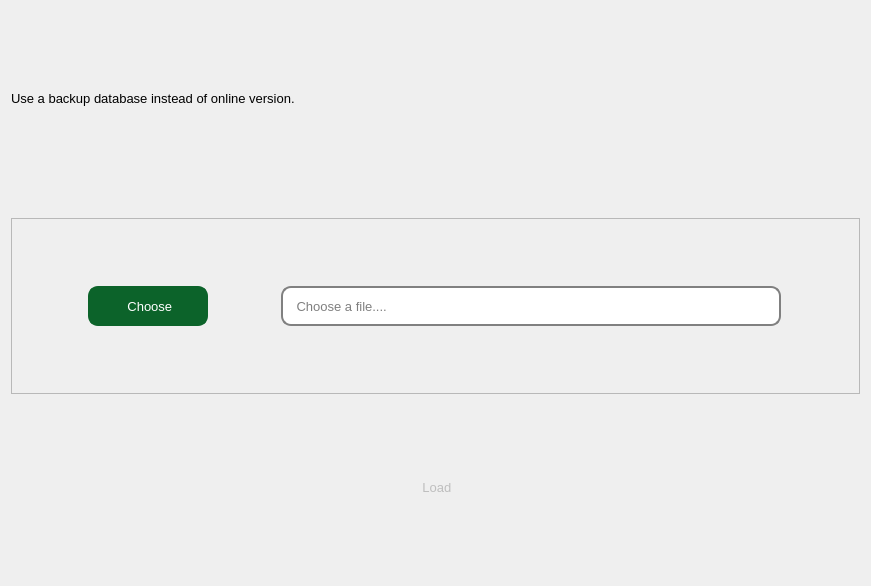
This is _config.ui in i0nsec/iFirmware-Toolkit as Qt 5 draws it before an edit. The edited form follows.
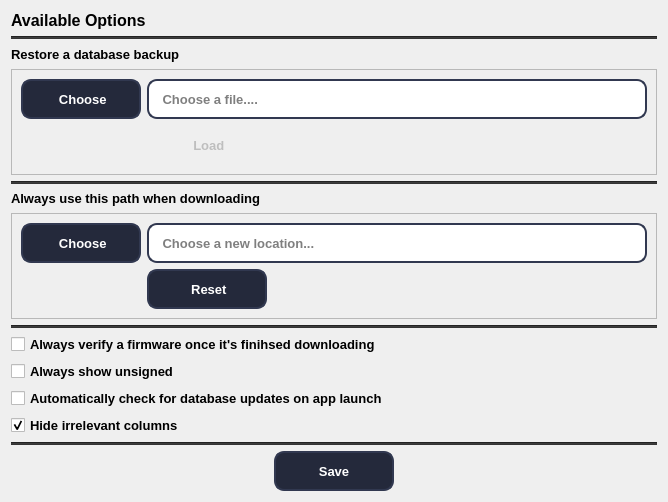
This is the edited form. Icons and pictures are not drawn.

Commit message: UI changes and other major fixes

```diff
--- a/_config.ui
+++ b/_config.ui
@@ -6,8 +6,8 @@
    <rect>
     <x>0</x>
     <y>0</y>
-    <width>871</width>
-    <height>586</height>
+    <width>664</width>
+    <height>502</height>
    </rect>
   </property>
   <property name="font">
@@ -29,30 +29,97 @@
 QToolTip { color: #fff; background-color: #000; border: none; }</string>
   </property>
   <layout class="QGridLayout" name="gridLayout_2">
-   <item row="0" column="0">
-    <widget class="QLabel" name="header">
-     <property name="font">
-      <font>
-       <pointsize>10</pointsize>
-      </font>
-     </property>
-     <property name="text">
-      <string>Use a backup database instead of online version.</string>
-     </property>
-    </widget>
-   </item>
    <item row="1" column="0">
-    <widget class="QLabel" name="validate">
+    <widget class="Line" name="line_5">
      <property name="minimumSize">
       <size>
        <width>0</width>
-       <height>20</height>
+       <height>2</height>
+      </size>
+     </property>
+     <property name="font">
+      <font>
+       <bold>true</bold>
+      </font>
+     </property>
+     <property name="styleSheet">
+      <string notr="true">background-color: rgb(52, 52, 52);</string>
+     </property>
+     <property name="orientation">
+      <enum>Qt::Horizontal</enum>
+     </property>
+    </widget>
+   </item>
+   <item row="5" column="0">
+    <widget class="Line" name="line_2">
+     <property name="minimumSize">
+      <size>
+       <width>0</width>
+       <height>2</height>
+      </size>
+     </property>
+     <property name="font">
+      <font>
+       <bold>true</bold>
+      </font>
+     </property>
+     <property name="styleSheet">
+      <string notr="true">background-color: rgb(52, 52, 52);</string>
+     </property>
+     <property name="orientation">
+      <enum>Qt::Horizontal</enum>
+     </property>
+    </widget>
+   </item>
+   <item row="0" column="0">
+    <widget class="QLabel" name="label">
+     <property name="font">
+      <font>
+       <pointsize>12</pointsize>
+       <bold>true</bold>
+      </font>
+     </property>
+     <property name="text">
+      <string>Available Options</string>
+     </property>
+    </widget>
+   </item>
+   <item row="8" column="0">
+    <widget class="Line" name="line_3">
+     <property name="minimumSize">
+      <size>
+       <width>0</width>
+       <height>2</height>
+      </size>
+     </property>
+     <property name="font">
+      <font>
+       <bold>true</bold>
+      </font>
+     </property>
+     <property name="styleSheet">
+      <string notr="true">background-color: rgb(52, 52, 52);</string>
+     </property>
+     <property name="orientation">
+      <enum>Qt::Horizontal</enum>
+     </property>
+    </widget>
+   </item>
+   <item row="14" column="0" alignment="Qt::AlignHCenter|Qt::AlignVCenter">
+    <widget class="QPushButton" name="save_config">
+     <property name="enabled">
+      <bool>true</bool>
+     </property>
+     <property name="minimumSize">
+      <size>
+       <width>120</width>
+       <height>40</height>
       </size>
      </property>
      <property name="maximumSize">
       <size>
-       <width>16777215</width>
-       <height>20</height>
+       <width>100</width>
+       <height>40</height>
       </size>
      </property>
      <property name="font">
@@ -61,13 +128,300 @@
        <bold>true</bold>
       </font>
      </property>
+     <property name="cursor">
+      <cursorShape>PointingHandCursor</cursorShape>
+     </property>
+     <property name="styleSheet">
+      <string notr="true">QPushButton {
+        background-color: #24293B;
+        border: none;
+        color: #fff;
+ 		border: 2px solid #313850;
+    	border-radius: 10px;
+    }
+
+ QPushButton:hover {
+	background-color: #1E2230;
+}
+
+QToolTip { 
+	color: #fff; background-color: #000; border: none; 
+
+}</string>
+     </property>
      <property name="text">
-      <string/>
+      <string>Save</string>
+     </property>
+     <property name="icon">
+      <iconset>
+       <normaloff>icons/checkmark.png</normaloff>icons/checkmark.png</iconset>
+     </property>
+     <property name="shortcut">
+      <string>Ctrl+S</string>
+     </property>
+    </widget>
+   </item>
+   <item row="13" column="0">
+    <widget class="Line" name="line_4">
+     <property name="minimumSize">
+      <size>
+       <width>0</width>
+       <height>2</height>
+      </size>
+     </property>
+     <property name="font">
+      <font>
+       <bold>true</bold>
+      </font>
+     </property>
+     <property name="styleSheet">
+      <string notr="true">background-color: rgb(52, 52, 52);</string>
+     </property>
+     <property name="orientation">
+      <enum>Qt::Horizontal</enum>
+     </property>
+    </widget>
+   </item>
+   <item row="6" column="0">
+    <widget class="QLabel" name="header_2">
+     <property name="font">
+      <font>
+       <pointsize>10</pointsize>
+       <bold>true</bold>
+      </font>
+     </property>
+     <property name="text">
+      <string>Always use this path when downloading</string>
+     </property>
+    </widget>
+   </item>
+   <item row="7" column="0">
+    <widget class="QFrame" name="main_frame_2">
+     <property name="font">
+      <font>
+       <bold>true</bold>
+      </font>
+     </property>
+     <property name="frameShape">
+      <enum>QFrame::StyledPanel</enum>
+     </property>
+     <property name="frameShadow">
+      <enum>QFrame::Raised</enum>
+     </property>
+     <layout class="QGridLayout" name="gridLayout_3">
+      <item row="0" column="0">
+       <widget class="QPushButton" name="change_dir">
+        <property name="minimumSize">
+         <size>
+          <width>120</width>
+          <height>40</height>
+         </size>
+        </property>
+        <property name="maximumSize">
+         <size>
+          <width>100</width>
+          <height>16777215</height>
+         </size>
+        </property>
+        <property name="font">
+         <font>
+          <pointsize>10</pointsize>
+          <bold>true</bold>
+         </font>
+        </property>
+        <property name="cursor">
+         <cursorShape>PointingHandCursor</cursorShape>
+        </property>
+        <property name="styleSheet">
+         <string notr="true">QPushButton {
+        background-color: #24293B;
+        border: none;
+        color: #fff;
+ 		border: 2px solid #313850;
+    	border-radius: 10px;
+    }
+
+ QPushButton:hover {
+	background-color: #1E2230;
+}
+
+QToolTip { 
+	color: #fff; background-color: #000; border: none; 
+
+}</string>
+        </property>
+        <property name="text">
+         <string> Choose</string>
+        </property>
+        <property name="icon">
+         <iconset>
+          <normaloff>icons/folder.png</normaloff>icons/folder.png</iconset>
+        </property>
+       </widget>
+      </item>
+      <item row="0" column="1">
+       <widget class="QLineEdit" name="change_dir_line">
+        <property name="minimumSize">
+         <size>
+          <width>500</width>
+          <height>40</height>
+         </size>
+        </property>
+        <property name="maximumSize">
+         <size>
+          <width>400</width>
+          <height>16777215</height>
+         </size>
+        </property>
+        <property name="font">
+         <font>
+          <pointsize>10</pointsize>
+          <bold>true</bold>
+         </font>
+        </property>
+        <property name="contextMenuPolicy">
+         <enum>Qt::NoContextMenu</enum>
+        </property>
+        <property name="styleSheet">
+         <string notr="true">QToolTip { 
+	color: #fff; background-color: #000; border: none; 
+
+}
+
+QLineEdit {
+    border: 2px solid #313850;
+    border-radius: 10px;
+    padding: 0 8px;
+    selection-background-color: darkgray;
+}
+
+QToolTip { 
+	color: #fff; background-color: #000; border: none; 
+
+}</string>
+        </property>
+        <property name="frame">
+         <bool>true</bool>
+        </property>
+        <property name="readOnly">
+         <bool>true</bool>
+        </property>
+        <property name="placeholderText">
+         <string> Choose a new location...</string>
+        </property>
+       </widget>
+      </item>
+      <item row="1" column="1">
+       <widget class="QPushButton" name="reset">
+        <property name="enabled">
+         <bool>true</bool>
+        </property>
+        <property name="minimumSize">
+         <size>
+          <width>120</width>
+          <height>40</height>
+         </size>
+        </property>
+        <property name="maximumSize">
+         <size>
+          <width>100</width>
+          <height>40</height>
+         </size>
+        </property>
+        <property name="font">
+         <font>
+          <pointsize>10</pointsize>
+          <bold>true</bold>
+         </font>
+        </property>
+        <property name="cursor">
+         <cursorShape>PointingHandCursor</cursorShape>
+        </property>
+        <property name="styleSheet">
+         <string notr="true">QPushButton {
+        background-color: #24293B;
+        border: none;
+        color: #fff;
+ 		border: 2px solid #313850;
+    	border-radius: 10px;
+    }
+
+ QPushButton:hover {
+	background-color: #1E2230;
+}
+
+QToolTip { 
+	color: #fff; background-color: #000; border: none; 
+
+}</string>
+        </property>
+        <property name="text">
+         <string> Reset</string>
+        </property>
+        <property name="icon">
+         <iconset>
+          <normaloff>icons/Delete.png</normaloff>icons/Delete.png</iconset>
+        </property>
+        <property name="autoDefault">
+         <bool>false</bool>
+        </property>
+        <property name="default">
+         <bool>true</bool>
+        </property>
+        <property name="flat">
+         <bool>true</bool>
+        </property>
+       </widget>
+      </item>
+     </layout>
+    </widget>
+   </item>
+   <item row="9" column="0">
+    <widget class="QCheckBox" name="always_hash">
+     <property name="font">
+      <font>
+       <pointsize>10</pointsize>
+       <bold>true</bold>
+      </font>
+     </property>
+     <property name="text">
+      <string>Always verify a firmware once it's finihsed downloading</string>
+     </property>
+    </widget>
+   </item>
+   <item row="11" column="0">
+    <widget class="QCheckBox" name="auto_check_update">
+     <property name="font">
+      <font>
+       <pointsize>10</pointsize>
+       <bold>true</bold>
+      </font>
+     </property>
+     <property name="text">
+      <string>Automatically check for database updates on app launch</string>
      </property>
     </widget>
    </item>
    <item row="2" column="0">
+    <widget class="QLabel" name="header">
+     <property name="font">
+      <font>
+       <pointsize>10</pointsize>
+       <bold>true</bold>
+      </font>
+     </property>
+     <property name="text">
+      <string>Restore a database backup</string>
+     </property>
+    </widget>
+   </item>
+   <item row="3" column="0">
     <widget class="QFrame" name="main_frame">
+     <property name="font">
+      <font>
+       <bold>true</bold>
+      </font>
+     </property>
      <property name="frameShape">
       <enum>QFrame::StyledPanel</enum>
      </property>
@@ -92,6 +446,7 @@
         <property name="font">
          <font>
           <pointsize>10</pointsize>
+          <bold>true</bold>
          </font>
         </property>
         <property name="cursor">
@@ -99,10 +454,10 @@
         </property>
         <property name="styleSheet">
          <string notr="true">QPushButton {
-        background-color: #0C632A;
+        background-color: #24293B;
         border: none;
         color: #fff;
- 		border: 2px solid #0C632A;
+ 		border: 2px solid #313850;
     	border-radius: 10px;
     }
 
@@ -141,6 +496,7 @@
         <property name="font">
          <font>
           <pointsize>10</pointsize>
+          <bold>true</bold>
          </font>
         </property>
         <property name="contextMenuPolicy">
@@ -153,7 +509,7 @@
 }
 
 QLineEdit {
-    border: 2px solid gray;
+    border: 2px solid #313850;
     border-radius: 10px;
     padding: 0 8px;
     selection-background-color: darkgray;
@@ -178,37 +534,35 @@
         </property>
        </widget>
       </item>
-     </layout>
-    </widget>
-   </item>
-   <item row="3" column="0" alignment="Qt::AlignHCenter|Qt::AlignVCenter">
-    <widget class="QPushButton" name="ok">
-     <property name="enabled">
-      <bool>false</bool>
-     </property>
-     <property name="minimumSize">
-      <size>
-       <width>120</width>
-       <height>40</height>
-      </size>
-     </property>
-     <property name="maximumSize">
-      <size>
-       <width>100</width>
-       <height>40</height>
-      </size>
-     </property>
-     <property name="font">
-      <font>
-       <pointsize>10</pointsize>
-      </font>
-     </property>
-     <property name="cursor">
-      <cursorShape>PointingHandCursor</cursorShape>
-     </property>
-     <property name="styleSheet">
-      <string notr="true">QPushButton {
-        background-color: #0C632A;
+      <item row="1" column="1">
+       <widget class="QPushButton" name="ok">
+        <property name="enabled">
+         <bool>false</bool>
+        </property>
+        <property name="minimumSize">
+         <size>
+          <width>120</width>
+          <height>40</height>
+         </size>
+        </property>
+        <property name="maximumSize">
+         <size>
+          <width>100</width>
+          <height>40</height>
+         </size>
+        </property>
+        <property name="font">
+         <font>
+          <pointsize>10</pointsize>
+          <bold>true</bold>
+         </font>
+        </property>
+        <property name="cursor">
+         <cursorShape>PointingHandCursor</cursorShape>
+        </property>
+        <property name="styleSheet">
+         <string notr="true">QPushButton {
+        background-color: #24293B;
         border: none;
         color: #fff;
  		border: 2px solid #0C632A;
@@ -235,21 +589,53 @@
  		border: 2px solid #0C632A;
     	border-radius: 10px;
  </string>
+        </property>
+        <property name="text">
+         <string> Load</string>
+        </property>
+        <property name="icon">
+         <iconset>
+          <normaloff>icons/loading.png</normaloff>icons/loading.png</iconset>
+        </property>
+        <property name="autoDefault">
+         <bool>false</bool>
+        </property>
+        <property name="default">
+         <bool>true</bool>
+        </property>
+        <property name="flat">
+         <bool>true</bool>
+        </property>
+       </widget>
+      </item>
+     </layout>
+    </widget>
+   </item>
+   <item row="10" column="0">
+    <widget class="QCheckBox" name="always_unsigned">
+     <property name="font">
+      <font>
+       <pointsize>10</pointsize>
+       <bold>true</bold>
+      </font>
      </property>
      <property name="text">
-      <string> Load</string>
+      <string>Always show unsigned</string>
      </property>
-     <property name="icon">
-      <iconset>
-       <normaloff>icons/loading.png</normaloff>icons/loading.png</iconset>
+    </widget>
+   </item>
+   <item row="12" column="0">
+    <widget class="QCheckBox" name="hide_column">
+     <property name="font">
+      <font>
+       <pointsize>10</pointsize>
+       <bold>true</bold>
+      </font>
      </property>
-     <property name="autoDefault">
-      <bool>false</bool>
+     <property name="text">
+      <string>Hide irrelevant columns</string>
      </property>
-     <property name="default">
-      <bool>true</bool>
-     </property>
-     <property name="flat">
+     <property name="checked">
       <bool>true</bool>
      </property>
     </widget>
```
Left out of the diff: 8 changed lines with no effect on the pictures. The commit also changes 2 other files.
